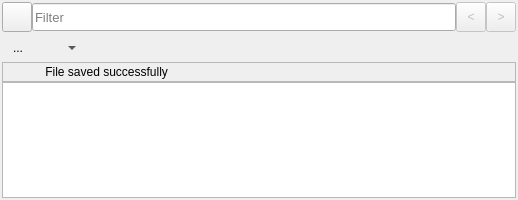
Above: mainwindow.ui from hesting15/TextFilter before the change. Below: the same form after it.
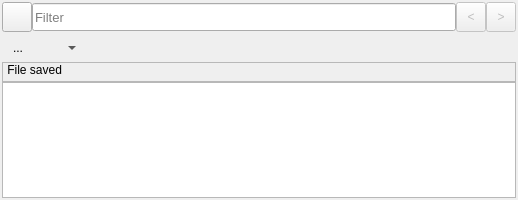
That is the form after the change. Icons and pictures are not drawn. Custom widgets are drawn as their Qt base class.

Commit message: Show menu icon modified when file is not saved

```diff
--- a/mainwindow.ui
+++ b/mainwindow.ui
@@ -652,20 +652,20 @@
         <widget class="QLabel" name="label">
          <property name="geometry">
           <rect>
-           <x>40</x>
-           <y>0</y>
+           <x>2</x>
+           <y>-1</y>
            <width>261</width>
-           <height>20</height>
+           <height>18</height>
           </rect>
          </property>
          <property name="minimumSize">
           <size>
            <width>0</width>
-           <height>20</height>
+           <height>18</height>
           </size>
          </property>
          <property name="text">
-          <string> File saved successfully</string>
+          <string> File saved</string>
          </property>
         </widget>
        </widget>
```
The commit also changes 5 other files.
